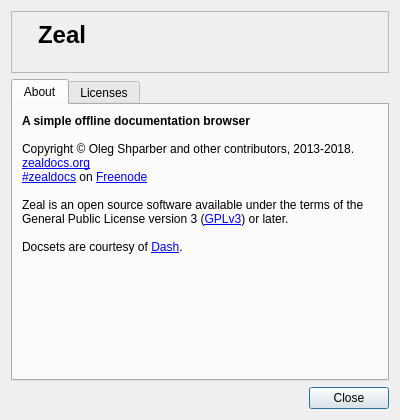
Qt form src/libs/ui/aboutdialog.ui (zealdocs/zeal) before a commit.
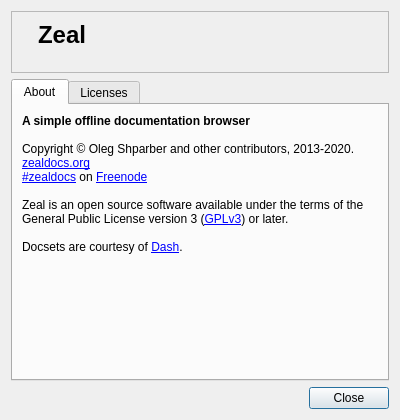
The same form after that commit. Icons and pictures are not drawn.

Commit message: chore(cmake,ui): update copyright years

```diff
--- a/src/libs/ui/aboutdialog.ui
+++ b/src/libs/ui/aboutdialog.ui
@@ -75,7 +75,7 @@
          <property name="text">
           <string>&lt;strong&gt;A simple offline documentation browser&lt;/strong&gt;
 &lt;br&gt;&lt;br&gt;
-Copyright &amp;copy; Oleg Shparber and other contributors, 2013-2018.
+Copyright &amp;copy; Oleg Shparber and other contributors, 2013-2020.
 &lt;br&gt;
 &lt;a href=&quot;https://zealdocs.org&quot;&gt;zealdocs.org&lt;/a&gt;
 &lt;br&gt;
```
The commit also changes 1 other file.
